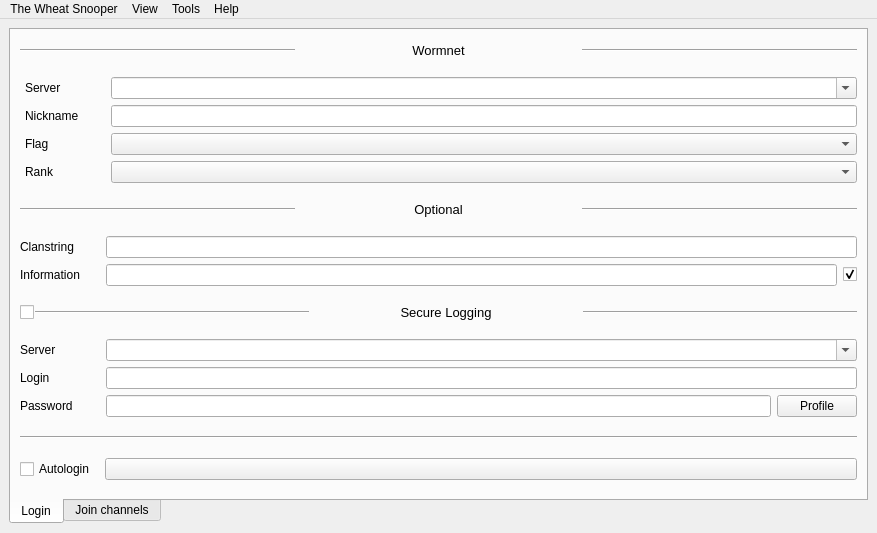
Qt form src/wormnet/mainwindow.ui (dbanet/tws) before a commit.
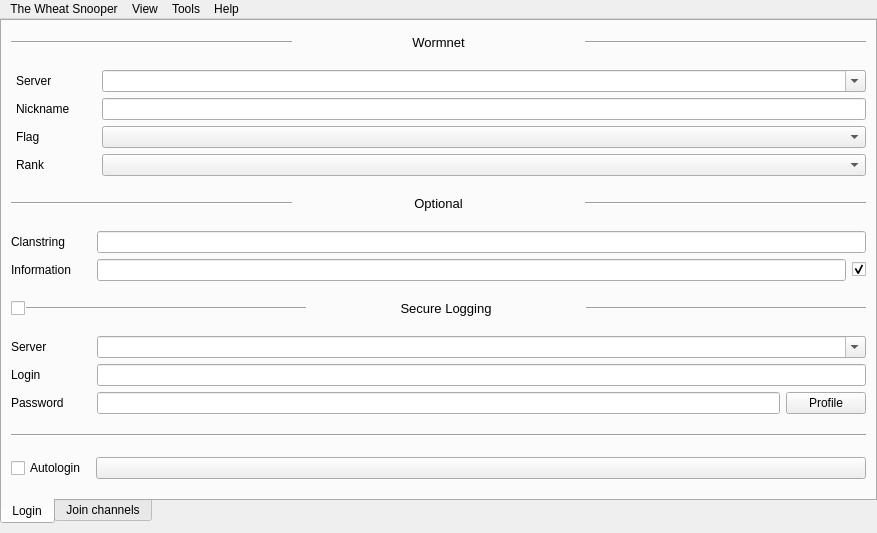
The same form after that commit.

```diff
--- a/src/wormnet/mainwindow.ui
+++ b/src/wormnet/mainwindow.ui
@@ -13,8 +13,26 @@
   <property name="windowTitle">
    <string>MainWindow</string>
   </property>
+  <property name="toolButtonStyle">
+   <enum>Qt::ToolButtonTextBesideIcon</enum>
+  </property>
+  <property name="dockOptions">
+   <set>QMainWindow::AllowNestedDocks|QMainWindow::AllowTabbedDocks|QMainWindow::AnimatedDocks</set>
+  </property>
   <widget class="QWidget" name="centralwidget">
    <layout class="QHBoxLayout" name="horizontalLayout_5">
+    <property name="spacing">
+     <number>0</number>
+    </property>
+    <property name="leftMargin">
+     <number>0</number>
+    </property>
+    <property name="topMargin">
+     <number>0</number>
+    </property>
+    <property name="rightMargin">
+     <number>0</number>
+    </property>
     <item>
      <layout class="QVBoxLayout" name="verticalLayout_3">
       <property name="sizeConstraint">
```
